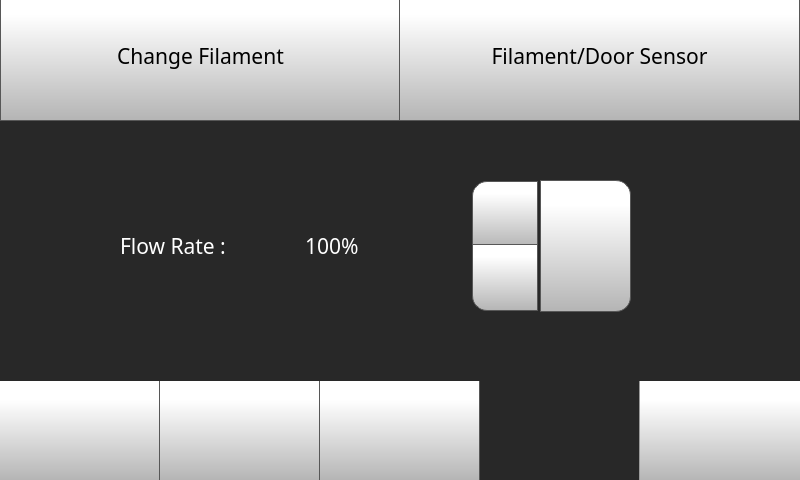
The window that octoprint_TwinDragon600TouchUI/mainGUI.ui (FracktalWorks/Twin-Dragon-600) describes before a commit, drawn with Qt 5.
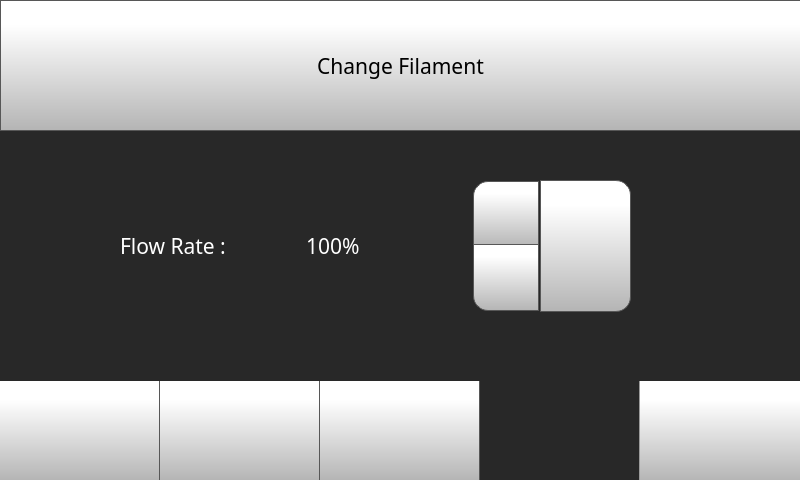
The same window after the commit. The open tabs and pages were chosen to show the change. Icons and pictures are not drawn.

What changed in the file:
```diff
--- a/octoprint_TwinDragon600TouchUI/mainGUI.ui
+++ b/octoprint_TwinDragon600TouchUI/mainGUI.ui
@@ -12919,7 +12919,7 @@
        <widget class="QSpinBox" name="flowRateSpinBox">
         <property name="geometry">
          <rect>
-          <x>300</x>
+          <x>301</x>
           <y>188</y>
           <width>241</width>
           <height>136</height>
@@ -13045,8 +13045,8 @@
         <property name="geometry">
          <rect>
           <x>0</x>
-          <y>0</y>
-          <width>401</width>
+          <y>10</y>
+          <width>801</width>
           <height>131</height>
          </rect>
         </property>
@@ -13098,74 +13098,6 @@
          <enum>Qt::ToolButtonTextUnderIcon</enum>
         </property>
        </widget>
-       <widget class="QToolButton" name="toggleFilamentSensorButton">
-        <property name="enabled">
-         <bool>true</bool>
-        </property>
-        <property name="geometry">
-         <rect>
-          <x>399</x>
-          <y>0</y>
-          <width>401</width>
-          <height>131</height>
-         </rect>
-        </property>
-        <property name="font">
-         <font>
-          <family>Gotham</family>
-          <pointsize>16</pointsize>
-         </font>
-        </property>
-        <property name="styleSheet">
-         <string notr="true">QToolButton  {
-     border: 1px solid rgb(87, 87, 87);
-	background-color: qlineargradient(spread:pad, x1:0, y1:1, x2:0, y2:0.188, stop:0 rgba(180, 180, 180, 255), stop:1 rgba(255, 255, 255, 255));
-
-
-}
-
-QToolButton :pressed {
-    background-color: qlineargradient(x1: 0, y1: 0, x2: 0, y2: 1,
-                                      stop: 0 #dadbde, stop: 1 #f6f7fa);
-	/* #dadbde #f6f7fa */
-}
-
-
-QToolButton :flat {
-    border: none; /* no border for a flat push button */
-}
-
-QToolButton :default {
-    border-color: navy; /* make the default button prominent */
-}
-
-QToolButton :focus {
-	outline: none;
-}</string>
-        </property>
-        <property name="text">
-         <string>Filament/Door Sensor</string>
-        </property>
-        <property name="icon">
-         <iconset>
-          <normaloff>templates/img/filamentSensorOn.png</normaloff>templates/img/filamentSensorOn.png</iconset>
-        </property>
-        <property name="iconSize">
-         <size>
-          <width>70</width>
-          <height>70</height>
-         </size>
-        </property>
-        <property name="checkable">
-         <bool>false</bool>
-        </property>
-        <property name="checked">
-         <bool>false</bool>
-        </property>
-        <property name="toolButtonStyle">
-         <enum>Qt::ToolButtonTextUnderIcon</enum>
-        </property>
-       </widget>
        <zorder>flowRateSpinBox</zorder>
        <zorder>setFlowRateButton</zorder>
        <zorder>flowRateLabelControlPage</zorder>
```
Left out of the diff: 61 changed lines with no effect on the pictures.
